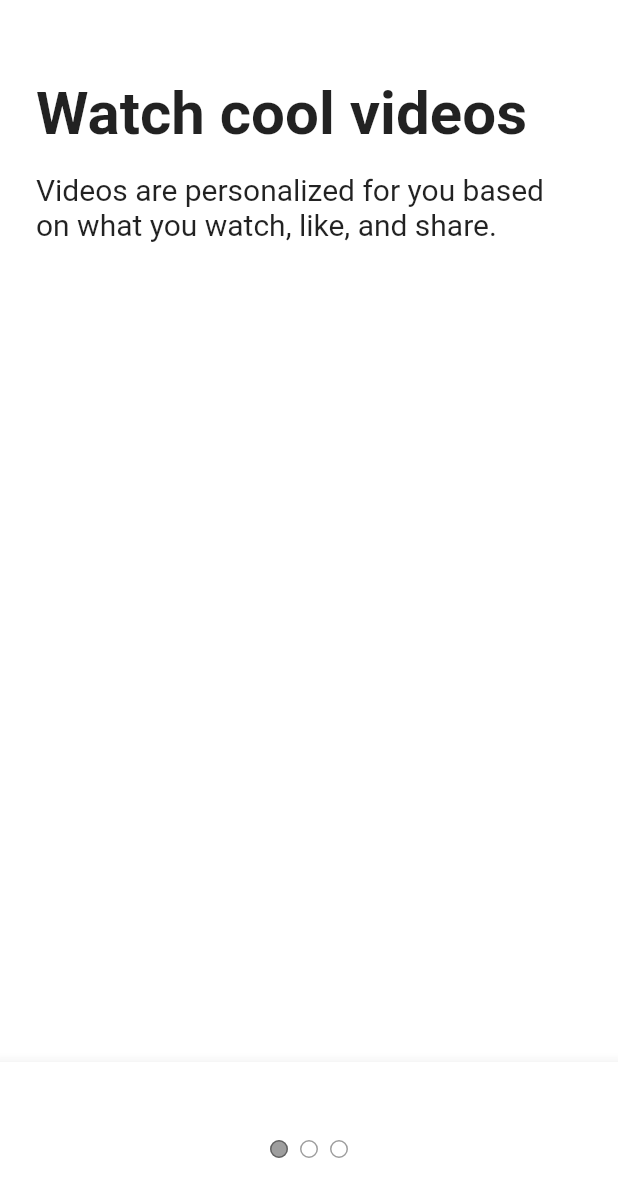
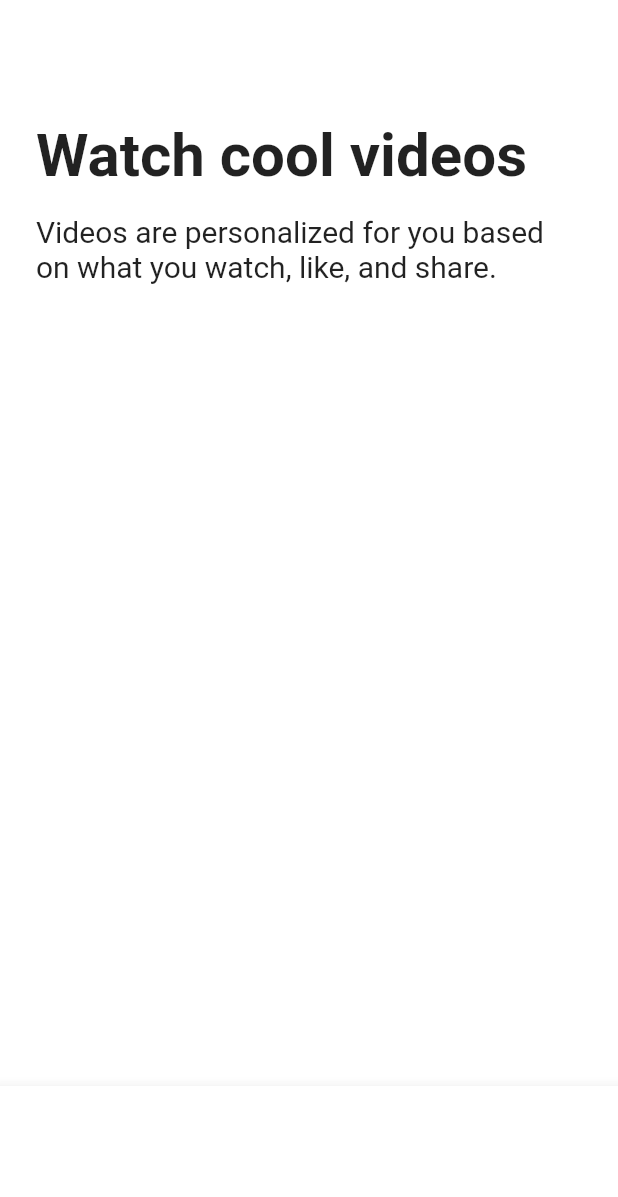
Before and after one commit to JHoo0118/flutter_tiktok_clone, a Flutter app: the TutorialScreen screen opened directly, on a phone screen of 412 x 824 dp. Shown: the top 1197 px of the screen. Run offline on Flutter 3.47's test engine with Material 2 defaults, Android fonts, the phone set to English and light mode, and no system bars; our stand-ins replace font_awesome_flutter.

```diff
--- a/lib/features/onboarding/tutorial_screen.dart
+++ b/lib/features/onboarding/tutorial_screen.dart
@@ -1,6 +1,11 @@
+import 'package:flutter/cupertino.dart';
 import 'package:flutter/material.dart';
 import 'package:tiktok_clone/constants/gaps.dart';
 import 'package:tiktok_clone/constants/sizes.dart';
+
+enum Direction { right, left }
+
+enum Page { first, second }
 
 class TutorialScreen extends StatefulWidget {
   const TutorialScreen({super.key});
@@ -10,22 +15,49 @@ class TutorialScreen extends StatefulWidget {
 }
 
 class _TutorialScreenState extends State<TutorialScreen> {
+  Direction _direction = Direction.right;
+  Page _showingPage = Page.first;
+
+  void _onPanUpdate(DragUpdateDetails details) {
+    if (details.delta.dx > 0) {
+      // to the right
+      setState(() {
+        _direction = Direction.right;
+      });
+    } else {
+      // to the left
+      setState(() {
+        _direction = Direction.left;
+      });
+    }
+  }
+
+  void _onPanEnd(DragEndDetails detail) {
+    if (_direction == Direction.left) {
+      setState(() {
+        _showingPage = Page.second;
+      });
+    } else {
+      setState(() {
+        _showingPage = Page.first;
+      });
+    }
+  }
+
   @override
   Widget build(BuildContext context) {
-    return DefaultTabController(
-      length: 3,
+    return GestureDetector(
+      onPanUpdate: _onPanUpdate,
+      onPanEnd: _onPanEnd,
       child: Scaffold(
-        body: SafeArea(
-          child: TabBarView(
-            children: [
-              Padding(
-                padding: const EdgeInsets.symmetric(
-                  horizontal: Sizes.size24,
-                ),
-                child: Column(
+        body: Padding(
+          padding: const EdgeInsets.symmetric(horizontal: Sizes.size24),
+          child: SafeArea(
+            child: AnimatedCrossFade(
+              firstChild: Column(
                 crossAxisAlignment: CrossAxisAlignment.start,
                 children: const [
-                    Gaps.v52,
+                  Gaps.v80,
                   Text(
                     "Watch cool videos",
                     style: TextStyle(
@@ -42,17 +74,12 @@ class _TutorialScreenState extends State<TutorialScreen> {
                   ),
                 ],
               ),
-              ),
-              Padding(
-                padding: const EdgeInsets.symmetric(
-                  horizontal: Sizes.size24,
-                ),
-                child: Column(
+              secondChild: Column(
                 crossAxisAlignment: CrossAxisAlignment.start,
                 children: const [
-                    Gaps.v52,
+                  Gaps.v80,
                   Text(
-                      "Follow the rules!",
+                    "Follow the rules",
                     style: TextStyle(
                       fontSize: Sizes.size40,
                       fontWeight: FontWeight.bold,
@@ -60,55 +87,34 @@ class _TutorialScreenState extends State<TutorialScreen> {
                   ),
                   Gaps.v16,
                   Text(
-                      "Videos are personalized for you based on what you watch, like, and share.",
+                    "Take care of one another! Plis!",
                     style: TextStyle(
                       fontSize: Sizes.size20,
                     ),
                   ),
                 ],
               ),
+              crossFadeState: _showingPage == Page.first
+                  ? CrossFadeState.showFirst
+                  : CrossFadeState.showSecond,
+              duration: const Duration(milliseconds: 300),
             ),
-              Padding(
-                padding: const EdgeInsets.symmetric(
-                  horizontal: Sizes.size24,
-                ),
-                child: Column(
-                  crossAxisAlignment: CrossAxisAlignment.start,
-                  children: const [
-                    Gaps.v52,
-                    Text(
-                      "Enjoy the ride",
-                      style: TextStyle(
-                        fontSize: Sizes.size40,
-                        fontWeight: FontWeight.bold,
-                      ),
-                    ),
-                    Gaps.v16,
-                    Text(
-                      "Videos are personalized for you based on what you watch, like, and share.",
-                      style: TextStyle(
-                        fontSize: Sizes.size20,
-                      ),
-                    ),
-                  ],
-                ),
-              ),
-            ],
           ),
         ),
         bottomNavigationBar: BottomAppBar(
-            child: Container(
+            child: Padding(
           padding: const EdgeInsets.symmetric(
-            vertical: Sizes.size48,
+            vertical: Sizes.size24,
+            horizontal: Sizes.size24,
           ),
-          child: Row(
-            mainAxisAlignment: MainAxisAlignment.center,
-            children: const [
-              TabPageSelector(
-                color: Colors.white,
-                selectedColor: Colors.black38,
+          child: AnimatedOpacity(
+            duration: const Duration(milliseconds: 300),
+            opacity: _showingPage == Page.first ? 0 : 1,
+            child: CupertinoButton(
+              onPressed: () {},
+              color: Theme.of(context).primaryColor,
+              child: const Text("Enter the app!"),
             ),
-            ],
           ),
         )),
       ),
```
Lines whose indentation alone changed are shown as unchanged.
